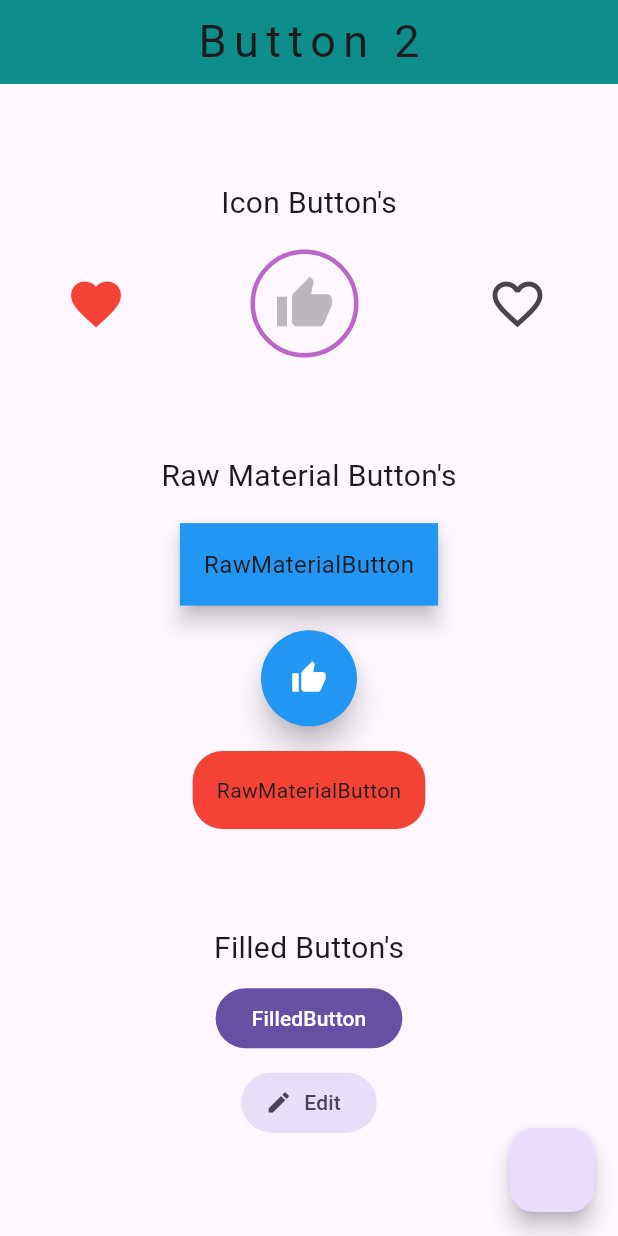
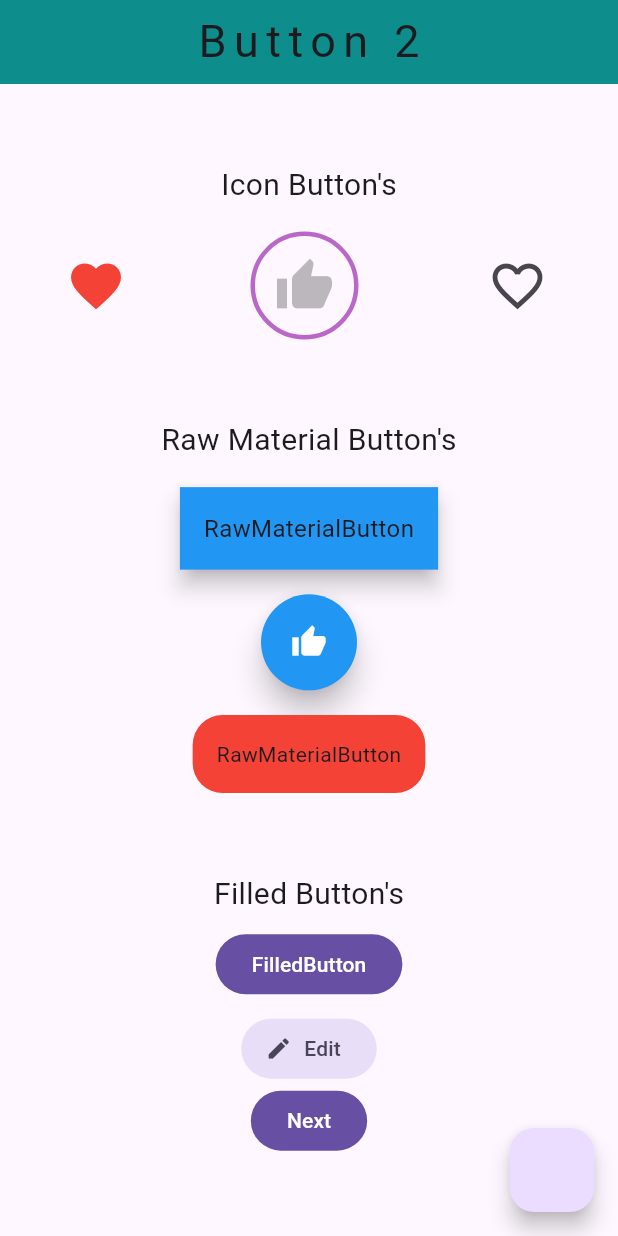
Before and after one commit to Ratndeep1999/buttons, a Flutter app: the screen it shows after launch, on a phone screen of 412 x 824 dp. Run offline on Flutter 3.47's test engine with Material 3 defaults, Android fonts, the light colour scheme and no system bars.

Commit message:
icon button, toggle icon button add, icon button with style attribute, Raw material button, circular raw material button with icon, material button with rounded corners, Filled button, customized filled button for next page navigation,

```diff
--- a/lib/buttons2.dart
+++ b/lib/buttons2.dart
@@ -179,7 +179,10 @@ class _Buttons2State extends State<Buttons2> {
                     materialTapTargetSize: MaterialTapTargetSize.shrinkWrap,
                     // Duration of shape/color/elevation animations
                     animationDuration: Duration(milliseconds: 800),
-                    child: Text('RawMaterialButton', style: TextStyle(fontSize: 16.0),),
+                    child: Text(
+                      'RawMaterialButton',
+                      style: TextStyle(fontSize: 16.0),
+                    ),
                   ),
                   SizedBox(height: MediaQuery.of(context).size.height * 0.02),
 
@@ -220,10 +223,7 @@ class _Buttons2State extends State<Buttons2> {
               /// FilledButton
               Column(
                 children: [
-                  Text(
-                    'Filled Button\'s',
-                    style: TextStyle(fontSize: 20),
-                  ),
+                  Text('Filled Button\'s', style: TextStyle(fontSize: 20)),
                   SizedBox(height: MediaQuery.of(context).size.height * 0.01),
 
                   FilledButton(onPressed: () {}, child: Text('FilledButton')),
@@ -235,11 +235,12 @@ class _Buttons2State extends State<Buttons2> {
                     icon: Icon(Icons.edit),
                     label: Text('Edit'),
                     style: FilledButton.styleFrom(),
-                  )
+                  ),
 
+                  // Customized FilledButton
+                  FilledButton(onPressed: () {}, child: Text('Next')),
                 ],
               ),
-
             ],
           ),
         ),
```
